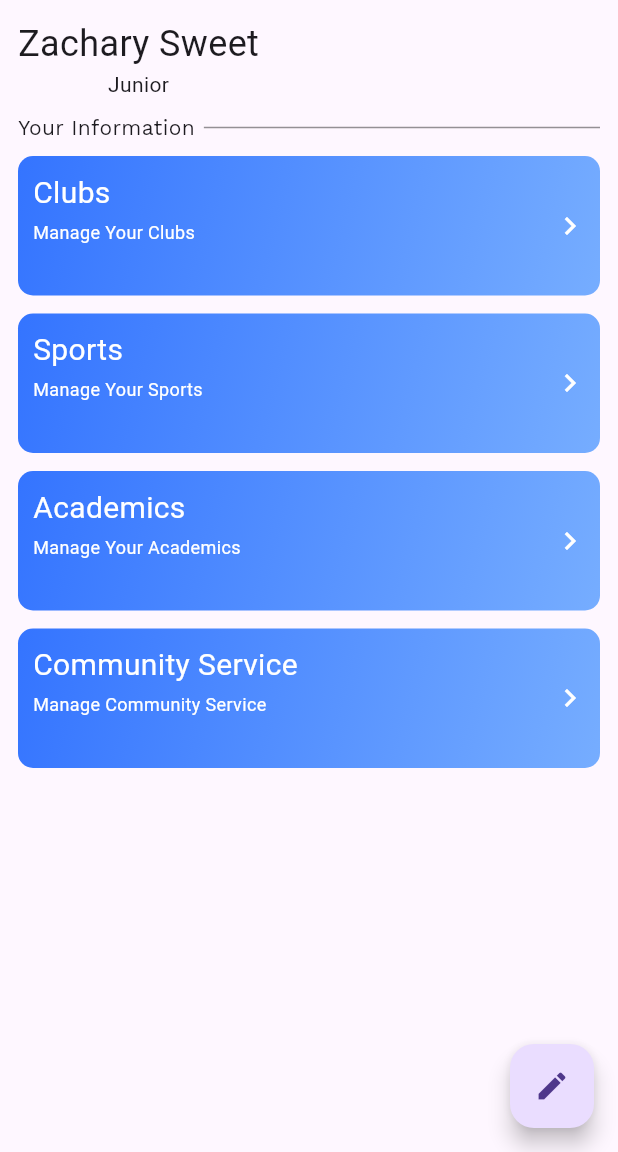
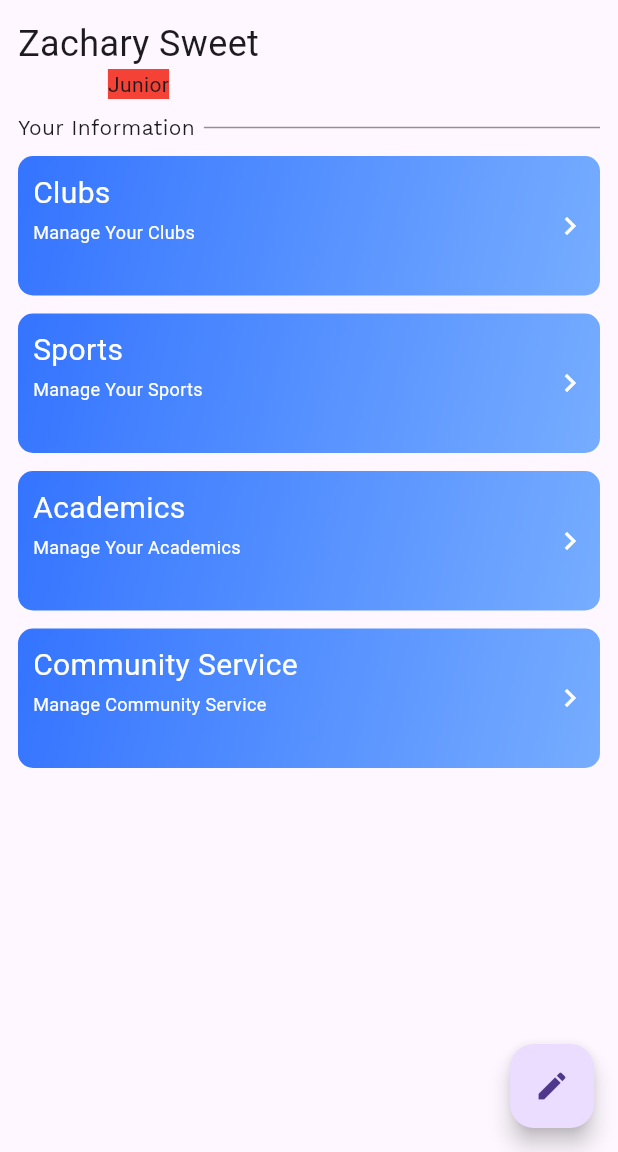
Before and after one commit to ZacharySweet/profolio-app, a Flutter app: the screen it shows after launch, on a phone screen of 412 x 824 dp, the part 84-1236 px from its top. Run offline on Flutter 3.47's test engine with Material 3 defaults, Android fonts, the phone set to English and light mode, and no system bars; Roboto replaces fonts that are missing (NotoBasic).

Commit message:
home page redesign

```diff
--- a/lib/routes/main_page.dart
+++ b/lib/routes/main_page.dart
@@ -32,25 +32,24 @@ class _MainPageState extends State<MainPage> {
         child: Column(
           children: [
             // Static information section
-            const Padding(
-              padding: EdgeInsets.fromLTRB(0, 0, 0, 12),
+            Padding(
+              padding: const EdgeInsets.fromLTRB(0, 0, 0, 12),
               child: Row(
                 children: [
-                  Align(
-                    alignment: Alignment.centerLeft,
-                    child: Column(children: [
-                      Text(
-                        "Zachary Sweet",
-                        style: TextStyle(fontSize: 24),
-                      ),
-                      Text("Junior")
-                    ]),
-                  )
+                  Column(children: [
+                    const Text(
+                      "Zachary Sweet",
+                      style: TextStyle(fontSize: 24),
+                    ),
+                    Container(
+                        decoration: const BoxDecoration(color: Colors.red),
+                        child: const Text("Junior"))
+                  ])
                 ],
               ),
             ),
             const DividerAndText(dividerText: "Your Information"),
-            // Scrollable section with HomeCard widgets
+            // Scrollable sectio n with HomeCard widgets
             Expanded(
               // Use Expanded to fill remaining space
               child: ListView(
```
